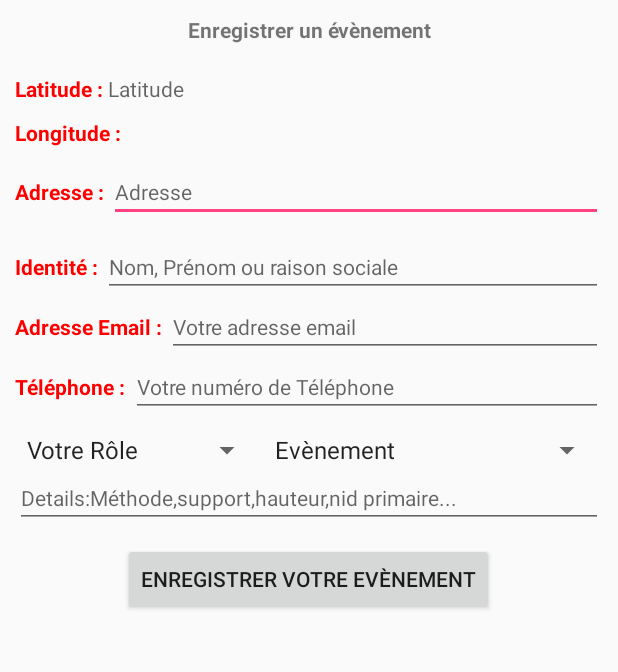
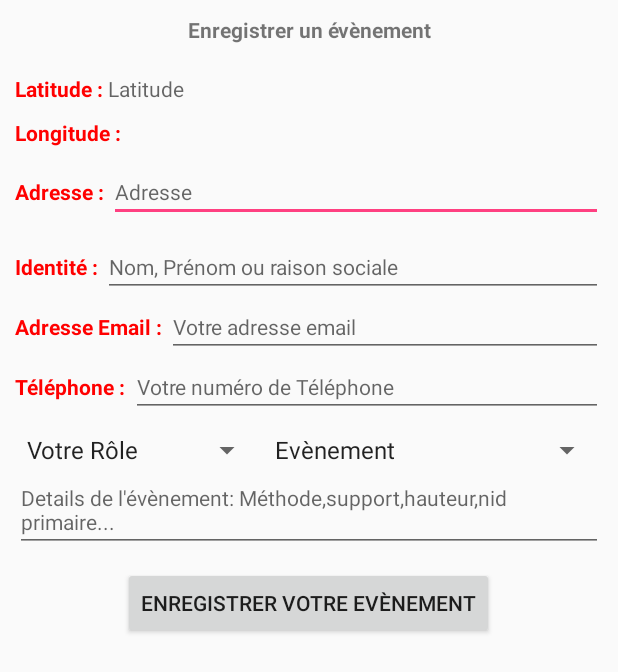
Before and after one commit to sallongue/frosaif, an Android app: the DisplayreginfoActivity screen opened directly, with no data from a screen before it, on a phone screen of 412 x 824 dp. Shown: the top 672 px of the screen. Run offline under Robolectric (Android 15) with nearby library versions, the phone set to English and light mode, and no system bars; 3 statements that could not run were skipped.

Commit message:
interface 1

```diff
--- a/app/src/main/java/eu/agriapi/www/frosaif/DisplayreginfoActivity.java
+++ b/app/src/main/java/eu/agriapi/www/frosaif/DisplayreginfoActivity.java
@@ -18,8 +18,9 @@ import com.google.android.gms.maps.model.LatLng;
 import java.util.List;
 import java.util.Locale;
 
-// Rajouter des propriétés sur les edittext pour que le clavier soit adapté au type
-// de données
+// Rajouter un toast au cas ou le réseau ne soit pas dispo et indiquer qu'il faut le rsx
+// en pluson pourrait avoir une sauvegarde d'un point en cas de zone hors connexion
+// pour un enregistrement plus tard
 
 /**
  * Created by Seb on 16/02/2017.
--- a/app/src/main/res/layout/activity_maps.xml
+++ b/app/src/main/res/layout/activity_maps.xml
@@ -7,7 +7,7 @@
     <fragment
         android:id="@+id/map"
         android:layout_width="match_parent"
-        android:layout_height="fill_parent"
+        android:layout_height="wrap_content"
         android:name="com.google.android.gms.maps.SupportMapFragment"/>
     <Button
         android:id="@+id/button"
@@ -16,5 +16,6 @@
         android:text="@string/txt_submit_button"
         android:layout_alignParentBottom="true"
         android:layout_centerInParent="true"
-        android:onClick="registerEventInformation"/>
+        android:onClick="registerEventInformation"
+        android:layout_marginBottom="10dp" />
 </RelativeLayout>
--- a/app/src/main/res/layout/activity_reg_info.xml
+++ b/app/src/main/res/layout/activity_reg_info.xml
@@ -154,7 +154,7 @@
     <EditText
         android:layout_width="fill_parent"
         android:layout_height="wrap_content"
-        android:hint="Details:Méthode,support,hauteur,nid primaire..."
+        android:hint="Details de l'évènement: Méthode,support,hauteur,nid primaire..."
         android:id="@+id/eventDetails"
         android:layout_marginBottom="10dp"
         android:layout_below="@id/event_spinner"
```
